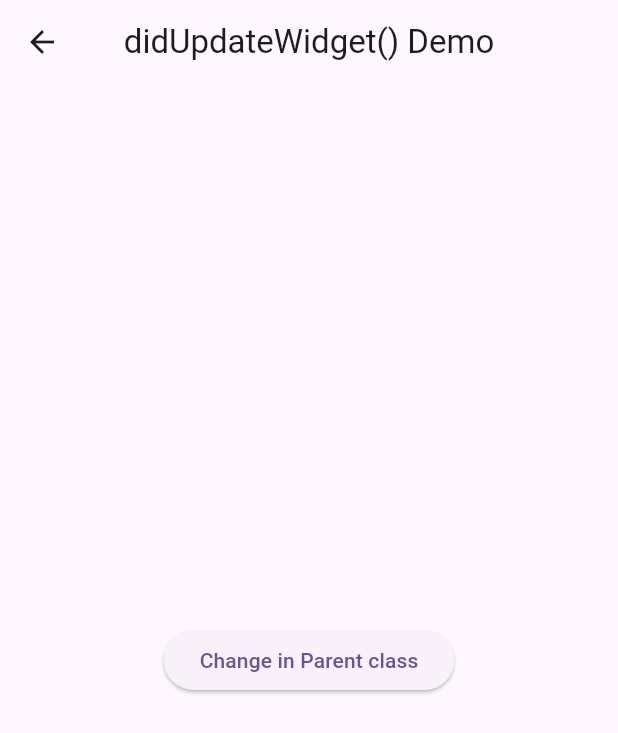
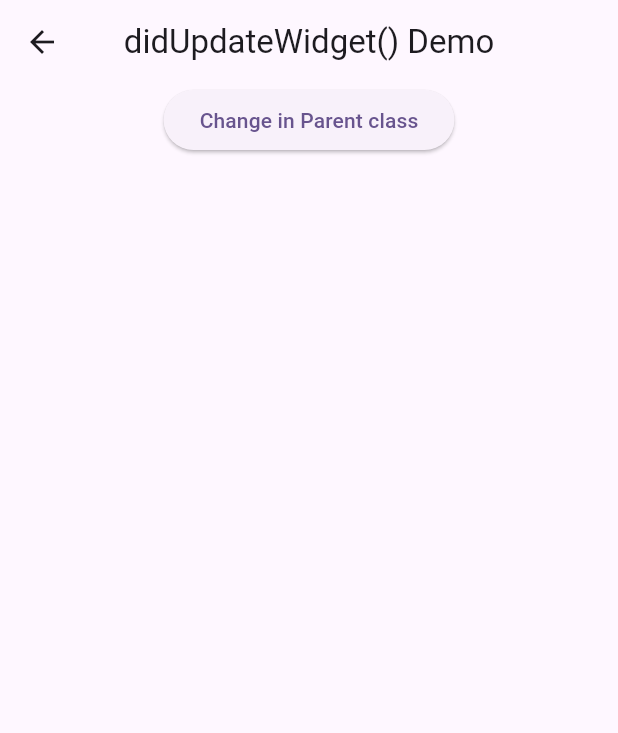
Before and after one commit to Ratndeep1999/lifecycle_methods, a Flutter app: the ParentWidget screen opened directly, on a phone screen of 412 x 824 dp. Shown: the top 733 px of the screen. Run offline on Flutter 3.47's test engine with Material 3 defaults, Android fonts, the phone set to English and light mode, and no system bars.

Commit message:
button wrap in column

```diff
--- a/lib/did_update_widget.dart
+++ b/lib/did_update_widget.dart
@@ -17,7 +17,11 @@ class ParentWidgetState extends State<ParentWidget> {
       appBar: AppBar(title: Text('didUpdateWidget() Demo'), centerTitle: true),
       body: SafeArea(
         child: Center(
-          child: CustomButton(label: 'Change in Parent class', onPress: () {}),
+          child: Column(
+            children: [
+              CustomButton(label: 'Change in Parent class', onPress: () {}),
+            ],
+          ),
         ),
       ),
     );
```
